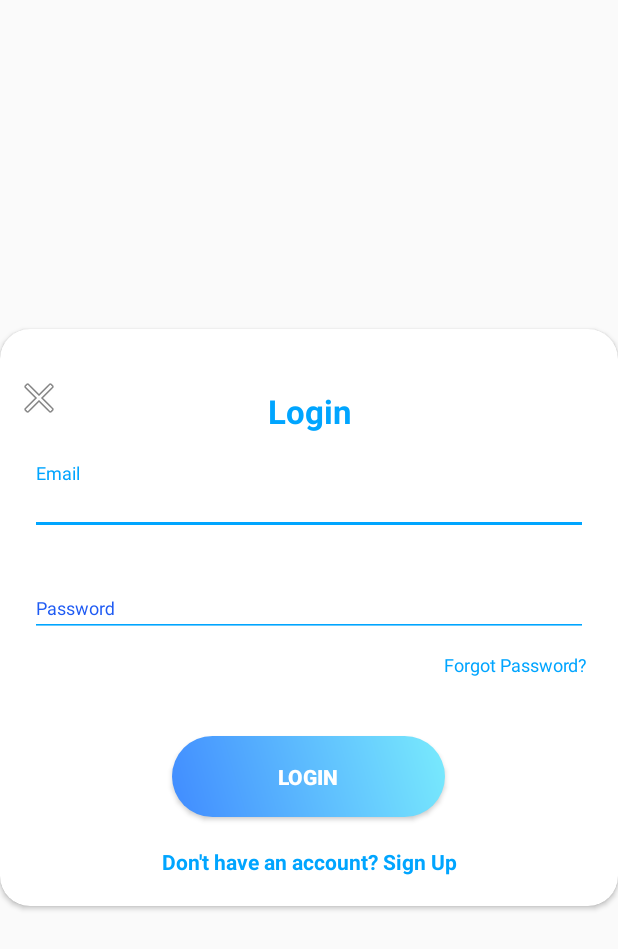
After one commit to maor1122/Sportbelt, an Android app: the layout forgot_password.xml on its own in the app's theme, with its tools: preview values and no code run, on a phone screen of 412 x 824 dp. The commit adds this screen. Shown: the top 949 px of the screen. Run offline under Robolectric (Android 15) with nearby library versions, the phone set to English and light mode, and no system bars.

Commit message:
added layout

```diff
--- a/app/src/main/res/layout/activity_login.xml
+++ b/app/src/main/res/layout/activity_login.xml
@@ -20,14 +20,7 @@ tools:context=".LoginActivity">
                 style="@style/parent"
                 android:background="@drawable/login_shape_bk"
                 android:orientation="vertical"
-                android:layout_weight="3">
-
-                <ImageView
-                    style="@style/parent"
-                    android:background="@drawable/ic_login_bk"
-                    android:contentDescription="login background" />
-
-            </LinearLayout>
+                android:layout_weight="3"/>
 
         </LinearLayout>
 
--- /dev/null
+++ b/app/src/main/res/layout/forgot_password.xml
@@ -0,0 +1,94 @@
+<?xml version="1.0" encoding="utf-8"?>
+<androidx.cardview.widget.CardView xmlns:android="http://schemas.android.com/apk/res/android"
+    xmlns:app="http://schemas.android.com/apk/res-auto"
+    android:id="@+id/layout_login"
+    style="@style/loginCard"
+    android:layout_gravity="center"
+    android:layout_marginTop="@dimen/loginViewsMargin"
+    android:layout_marginBottom="@dimen/loginViewsMargin"
+    android:background="@color/whiteCardColor"
+    android:elevation="5dp"
+    app:cardCornerRadius="@dimen/loginCardRadius">
+
+
+    <ImageView
+        android:id="@+id/forgotPasswordExit"
+        android:layout_width="wrap_content"
+        android:layout_height="wrap_content"
+        android:layout_alignParentLeft="true"
+        android:layout_alignParentTop="true"
+        android:layout_marginLeft="10dp"
+        android:layout_marginTop="30dp"
+        android:src="@android:drawable/ic_menu_close_clear_cancel" />
+
+    <LinearLayout
+        style="@style/linearParent"
+        android:layout_gravity="center"
+        android:padding="@dimen/loginViewsMargin">
+
+        <TextView
+            style="@style/headerTextPrimary"
+            android:layout_marginTop="@dimen/loginViewsMargin"
+            android:text="Login" />
+
+        <com.google.android.material.textfield.TextInputLayout
+            android:id="@+id/textInputEmail"
+            style="@style/parent"
+            android:layout_marginTop="@dimen/loginViewsMargin">
+
+            <EditText
+                android:id="@+id/loginUsername"
+                style="@style/modifiedEditText"
+                android:hint="@string/login_email_hint"
+                android:inputType="textEmailAddress"
+                android:maxLines="1" />
+        </com.google.android.material.textfield.TextInputLayout>
+
+        <com.google.android.material.textfield.TextInputLayout
+            android:id="@+id/textInputPassword"
+            style="@style/parent"
+            android:layout_marginTop="@dimen/loginViewsMargin">
+
+            <EditText
+                android:id="@+id/loginPassword"
+                style="@style/modifiedEditText"
+                android:hint="@string/login_password_hint"
+                android:inputType="textPassword"
+                android:maxLines="1" />
+        </com.google.android.material.textfield.TextInputLayout>
+
+        <TextView
+            style="@style/viewParent"
+            android:layout_gravity="end"
+            android:layout_marginTop="10dp"
+            android:onClick="viewForgotPAssword"
+            android:text="Forgot Password?"
+            android:textColor="@color/primaryTextColor"
+            android:textSize="@dimen/newsMoreTextSize" />
+
+        <TextView
+            android:id="@+id/loginErrorLabel"
+            android:layout_width="match_parent"
+            android:layout_height="wrap_content"
+            android:textColor="@color/design_default_color_error" />
+
+        <Button
+            android:id="@+id/cirLoginButton"
+            style="@style/loginButton"
+            android:layout_gravity="center_horizontal"
+            android:layout_marginTop="@dimen/loginViewsMargin"
+            android:onClick="loginPressed"
+            android:text="Login" />
+
+        <TextView
+            style="@style/parent"
+            android:layout_marginTop="@dimen/loginViewsMargin"
+            android:onClick="switchLayers"
+            android:text="@string/login_signup_hint"
+            android:textAlignment="center"
+            android:textColor="@color/primaryTextColor"
+            android:textStyle="bold" />
+
+
+    </LinearLayout>
+</androidx.cardview.widget.CardView>
```
